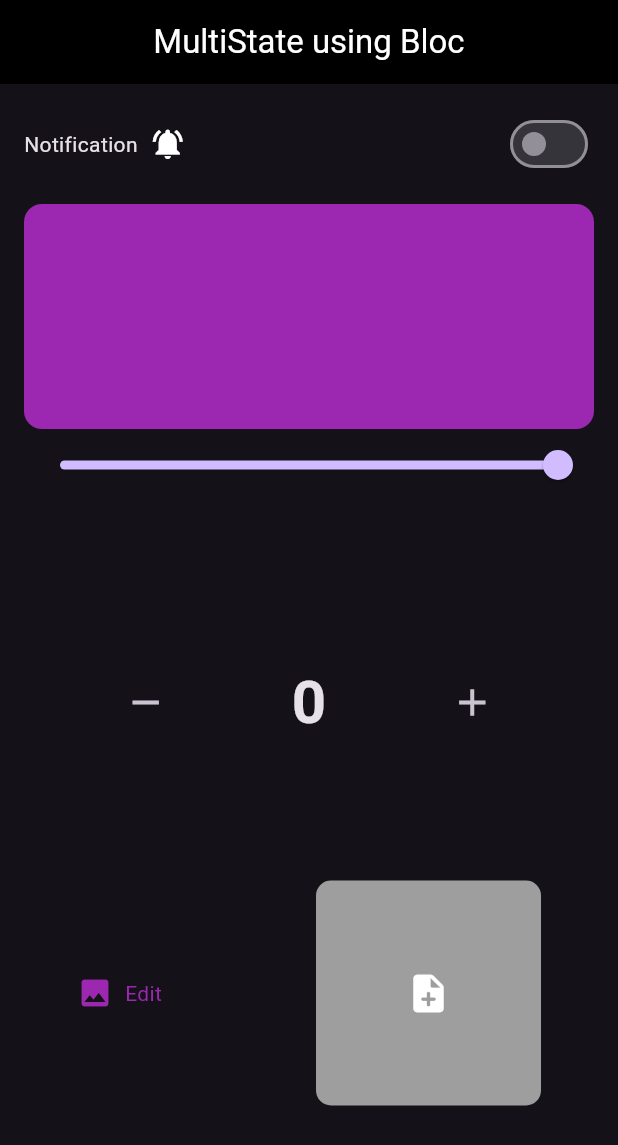
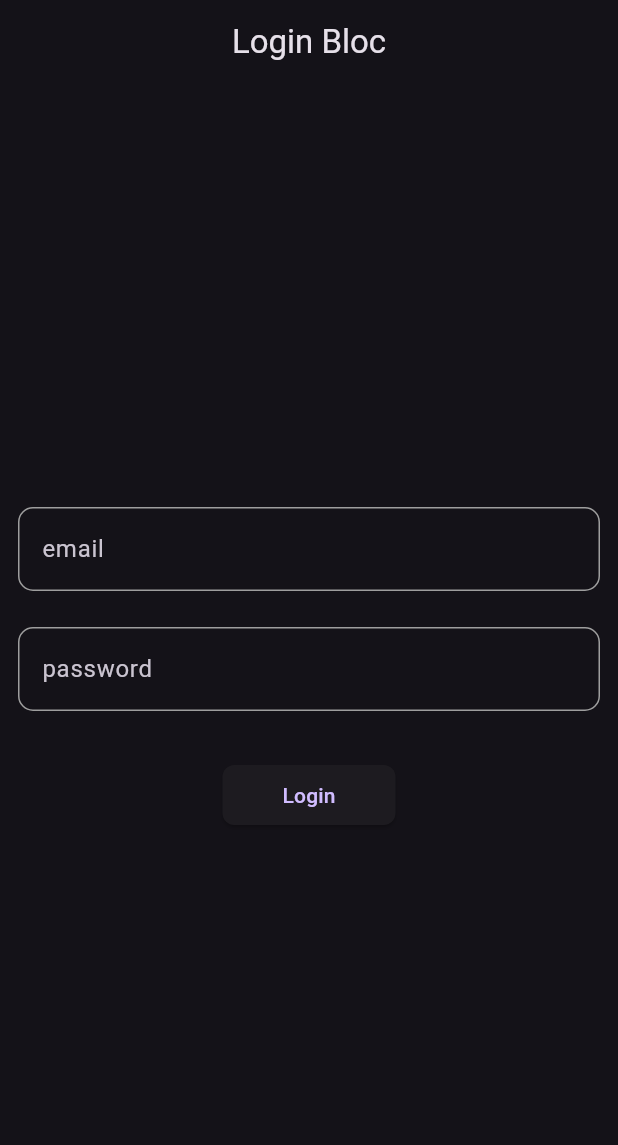
Before and after one commit to Zimil-Patel/bloc_practice, a Flutter app: the screen it shows after launch, on a phone screen of 412 x 824 dp. Shown: the top 1145 px of the screen. Run offline on Flutter 3.47's test engine with Material 3 defaults, Android fonts, the phone set to English and light mode, and no system bars; our stand-ins replace bloc, equatable, flutter_bloc, image_picker.

Commit message:
05 Jun 2025

```diff
--- /dev/null
+++ b/lib/bloc/login_bloc/login_bloc.dart
@@ -0,0 +1,53 @@
+import 'dart:async';
+import 'dart:convert';
+import 'dart:developer';
+import 'dart:io';
+
+import 'package:equatable/equatable.dart';
+import 'package:flutter_bloc/flutter_bloc.dart';
+import 'package:http/http.dart' as http;
+part 'login_event.dart';
+part 'login_state.dart';
+
+class LoginBloc extends Bloc<LoginEvents, LoginState>{
+
+  LoginBloc() : super(LoginState()) {
+    on<LoginWithEmailPassword>(_loginWithEmailPassword);
+  }
+
+  _loginWithEmailPassword(LoginWithEmailPassword event, Emitter<LoginState> emit) async {
+
+    if(event.email.isNotEmpty){
+      final data = {'email': event.email, 'password': event.password};
+      final header = {'x-api-key': 'reqres-free-v1'};
+      final url = Uri.parse('https://reqres.in/api/login');
+
+      try{
+        emit(state.copyWith(loginStatus: LoginStatus.loading));
+        final response = await http.post(
+          url,
+          body: data,
+          headers: header,
+        );
+
+        if(response.statusCode == 200){
+          emit(state.copyWith(loginStatus: LoginStatus.success, message: 'Success'));
+        } else {
+          final body = jsonDecode(response.body);
+          emit(state.copyWith(loginStatus: LoginStatus.failure, message: 'error: ${body['error']}'));
+        }
+
+      } on SocketException{
+        emit(state.copyWith(loginStatus: LoginStatus.failure, message: 'Something went wrong'));
+      } on TimeoutException{
+        emit(state.copyWith(loginStatus: LoginStatus.failure, message: 'Something went wrong'));
+      }
+    } else {
+      log("called");
+      emit(state.copyWith(loginStatus: LoginStatus.failure, message: 'Please Enter email and password.'));
+      emit(LoginState());
+    }
+
+  }
+
+}
--- /dev/null
+++ b/lib/bloc/login_bloc/login_event.dart
@@ -0,0 +1,15 @@
+part of 'login_bloc.dart';
+
+abstract class LoginEvents extends Equatable{
+  const LoginEvents();
+}
+
+class LoginWithEmailPassword extends LoginEvents{
+
+  final String email, password;
+
+  const LoginWithEmailPassword({required this.email, required this.password,});
+
+  @override
+  List<Object?> get props => [email, password];
+}
--- /dev/null
+++ b/lib/bloc/login_bloc/login_state.dart
@@ -0,0 +1,20 @@
+part of 'login_bloc.dart';
+
+enum LoginStatus { initial, loading, success, failure }
+
+class LoginState extends Equatable {
+  final LoginStatus loginStatus;
+  final String message;
+
+  const LoginState({this.loginStatus = LoginStatus.initial, this.message = ''});
+
+  LoginState copyWith(
+          {LoginStatus? loginStatus, String? message}) =>
+      LoginState(
+        loginStatus: loginStatus ?? this.loginStatus,
+        message: message ?? this.message,
+      );
+
+  @override
+  List<Object?> get props => [loginStatus, message];
+}
--- a/lib/main.dart
+++ b/lib/main.dart
@@ -1,19 +1,14 @@
-import 'package:bloc_practice/bloc/counter%20bloc/counter_bloc.dart';
 import 'package:bloc_practice/bloc/favourite%20app%20bloc/favourite_state.dart';
 import 'package:bloc_practice/bloc/favourite%20app%20bloc/favourtie_bloc.dart';
 import 'package:bloc_practice/bloc/image%20bloc/image_bloc.dart';
 import 'package:bloc_practice/bloc/multi%20bloc/multi_bloc.dart';
 import 'package:bloc_practice/bloc/post%20bloc/post_bloc.dart';
 import 'package:bloc_practice/bloc/todo%20bloc/todo_bloc.dart';
-import 'package:bloc_practice/ui/counter%20screen/counter_screen.dart';
-import 'package:bloc_practice/ui/favourite%20screen/favourite_screen.dart';
-import 'package:bloc_practice/ui/multi%20screen/multi_screen.dart';
-import 'package:bloc_practice/ui/post_screen.dart';
+import 'package:bloc_practice/ui/login%20screen/login_screen.dart';
 import 'package:bloc_practice/utils/image_utils.dart';
 import 'package:flutter/material.dart';
 import 'package:flutter_bloc/flutter_bloc.dart';
 
-import 'ui/todo screen/todo_screen.dart';
 
 void main() {
   runApp(BlocApp());
@@ -39,7 +34,7 @@ class _BlocAppState extends State<BlocApp> {
           BlocProvider(create: (_) => FavouriteBloc(FavouriteState())),
           BlocProvider(create: (_) => PostBloc()),
         ],
-        child: MultiScreen(),
+        child: LoginScreen(),
       ),
     );
   }
--- /dev/null
+++ b/lib/ui/login screen/login_screen.dart
@@ -0,0 +1,107 @@
+import 'dart:developer';
+
+import 'package:bloc_practice/bloc/login_bloc/login_bloc.dart';
+import 'package:flutter/material.dart';
+import 'package:flutter_bloc/flutter_bloc.dart';
+
+class LoginScreen extends StatefulWidget {
+  const LoginScreen({super.key});
+
+  @override
+  State<LoginScreen> createState() => _LoginScreenState();
+}
+
+class _LoginScreenState extends State<LoginScreen> {
+
+  late LoginBloc _loginBloc;
+  final TextEditingController _txtEmail = TextEditingController();
+  final TextEditingController _txtPassword = TextEditingController();
+
+  @override
+  Widget build(BuildContext context) {
+    log('building login screen');
+    return BlocProvider.value(
+      value: _loginBloc,
+      child: Scaffold(
+        appBar: AppBar(
+          title: Text('Login Bloc'),
+          centerTitle: true,
+        ),
+
+        body: Center(
+          child: Column(
+            mainAxisAlignment: MainAxisAlignment.center,
+            children: [
+              _buildTextField(controller: _txtEmail, hintText: 'email'),
+              _buildTextField(controller: _txtPassword, hintText: 'password'),
+
+              SizedBox(height: 20,),
+
+
+              BlocListener<LoginBloc, LoginState>(
+                listener: (context, state) {
+                  switch(state.loginStatus) {
+                    case LoginStatus.loading:
+                      ScaffoldMessenger.of(context)..hideCurrentSnackBar()..showSnackBar(SnackBar(content: Text('logging in...'), duration: Duration(seconds: 2),));
+                      break;
+
+                    case LoginStatus.success:
+                      ScaffoldMessenger.of(context)..hideCurrentSnackBar()..showSnackBar(SnackBar(content: Text('logging success'), duration: Duration(seconds: 2),));
+                      break;
+
+                    case LoginStatus.failure:
+                      ScaffoldMessenger.of(context)..hideCurrentSnackBar()..showSnackBar(SnackBar(content: Text(state.message), duration: Duration(seconds: 2),));
+                      break;
+
+                    default:
+                  }
+                },
+                child: ElevatedButton(onPressed: (){
+                  _loginBloc.add(LoginWithEmailPassword(email: _txtEmail.text, password: _txtPassword.text,));
+                }, style: ButtonStyle(
+                  padding: WidgetStatePropertyAll(EdgeInsets.symmetric(horizontal: 40, vertical: 10)),
+                  shape: WidgetStatePropertyAll(RoundedRectangleBorder(borderRadius: BorderRadius.circular(8),),),
+                ), child: Text('Login'),),
+              ),
+            ],
+          ),
+        ),
+      ),
+    );
+  }
+
+  @override
+  void initState() {
+    _loginBloc = LoginBloc();
+    super.initState();
+  }
+
+  @override
+  void dispose() {
+    _loginBloc.close();
+    super.dispose();
+  }
+
+  Padding _buildTextField({required TextEditingController controller, String? hintText}) {
+    return Padding(
+              padding: const EdgeInsets.all(12),
+              child: TextField(
+                controller: controller,
+                onTapOutside: (event) {
+                  FocusManager.instance.primaryFocus!.unfocus();
+                },
+                decoration: InputDecoration(
+                  hintText: hintText,
+                  border: OutlineInputBorder(
+                    borderSide: BorderSide(color: Colors.grey),
+                    borderRadius: BorderRadius.circular(10),
+                  ),
+                  enabledBorder: OutlineInputBorder(
+                      borderSide: BorderSide(color: Colors.grey),
+                      borderRadius: BorderRadius.circular(10),
+                  )
+                ),
+              ),
+            );
+  }
+}
```
